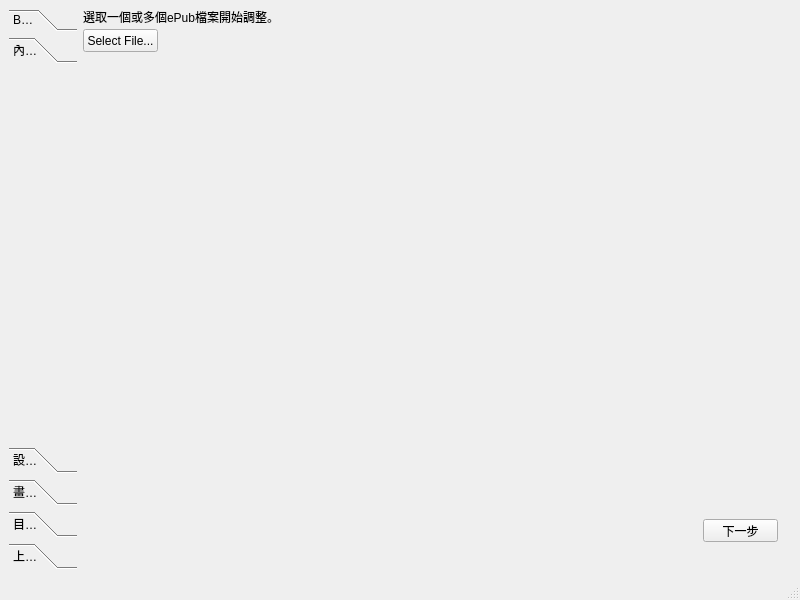
The window that UI/Main.ui (lamwaihen/Volmoe4KOBO) describes before a commit, drawn with Qt 5.
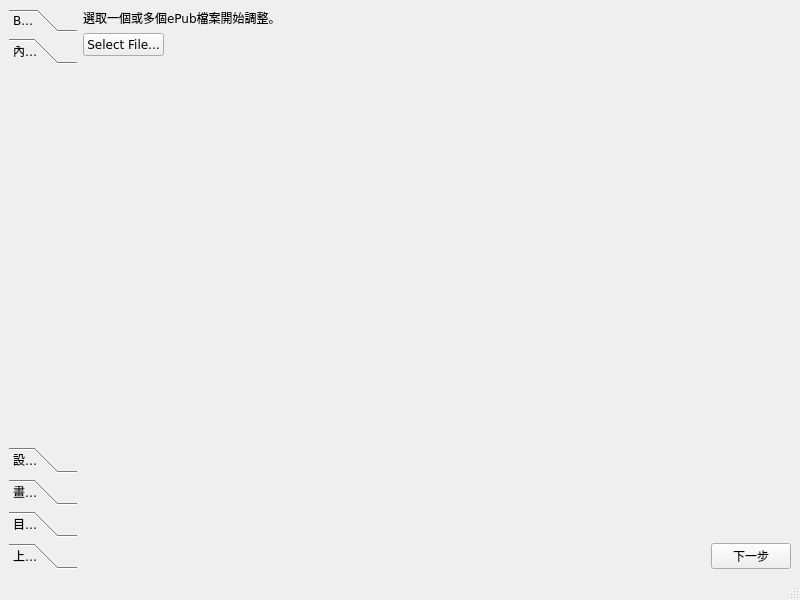
The same window after the commit. The open tabs and pages were chosen to show the change. Custom widgets are drawn as their Qt base class.

What changed in the file:
```diff
--- a/UI/Main.ui
+++ b/UI/Main.ui
@@ -13,6 +13,11 @@
     <height>600</height>
    </rect>
   </property>
+  <property name="font">
+   <font>
+    <family>Verdana</family>
+   </font>
+  </property>
   <property name="contextMenuPolicy">
    <enum>Qt::NoContextMenu</enum>
   </property>
@@ -23,11 +28,11 @@
    <bool>false</bool>
   </property>
   <widget class="QWidget" name="centralwidget">
-   <layout class="QFormLayout" name="formLayout">
-    <item row="0" column="0">
+   <layout class="QHBoxLayout" name="horizontalLayout">
+    <item>
      <widget class="QToolBox" name="toolBox">
       <property name="sizePolicy">
-       <sizepolicy hsizetype="Preferred" vsizetype="Preferred">
+       <sizepolicy hsizetype="Maximum" vsizetype="Preferred">
         <horstretch>0</horstretch>
         <verstretch>0</verstretch>
        </sizepolicy>
@@ -71,6 +76,14 @@
        </widget>
       </widget>
       <widget class="QWidget" name="tabExtract">
+       <property name="geometry">
+        <rect>
+         <x>0</x>
+         <y>0</y>
+         <width>69</width>
+         <height>375</height>
+        </rect>
+       </property>
        <attribute name="label">
         <string>內容分析</string>
        </attribute>
@@ -105,54 +118,133 @@
       </widget>
      </widget>
     </item>
-    <item row="0" column="1">
+    <item>
      <widget class="QStackedWidget" name="stackedWidget">
+      <property name="sizePolicy">
+       <sizepolicy hsizetype="Minimum" vsizetype="Preferred">
+        <horstretch>0</horstretch>
+        <verstretch>0</verstretch>
+       </sizepolicy>
+      </property>
+      <property name="minimumSize">
+       <size>
+        <width>707</width>
+        <height>543</height>
+       </size>
+      </property>
+      <property name="frameShape">
+       <enum>QFrame::NoFrame</enum>
+      </property>
       <widget class="QWidget" name="pageBegin">
-       <widget class="QPushButton" name="buttonSelectFile">
-        <property name="geometry">
-         <rect>
-          <x>0</x>
-          <y>20</y>
-          <width>75</width>
-          <height>23</height>
-         </rect>
+       <property name="sizePolicy">
+        <sizepolicy hsizetype="Expanding" vsizetype="Expanding">
+         <horstretch>0</horstretch>
+         <verstretch>0</verstretch>
+        </sizepolicy>
+       </property>
+       <layout class="QVBoxLayout" name="verticalLayout_4">
+        <property name="spacing">
+         <number>6</number>
         </property>
-        <property name="text">
-         <string>Select File...</string>
+        <property name="leftMargin">
+         <number>0</number>
         </property>
-       </widget>
-       <widget class="QPushButton" name="buttonBeginNext">
-        <property name="geometry">
-         <rect>
-          <x>620</x>
-          <y>510</y>
-          <width>75</width>
-          <height>23</height>
-         </rect>
+        <property name="topMargin">
+         <number>0</number>
         </property>
-        <property name="text">
-         <string>下一步</string>
+        <property name="rightMargin">
+         <number>0</number>
         </property>
-       </widget>
-       <widget class="QLabel" name="label">
-        <property name="geometry">
-         <rect>
-          <x>0</x>
-          <y>0</y>
-          <width>701</width>
-          <height>16</height>
-         </rect>
+        <property name="bottomMargin">
+         <number>0</number>
         </property>
-        <property name="text">
-         <string>選取一個或多個ePub檔案開始調整。</string>
-        </property>
-        <property name="scaledContents">
-         <bool>false</bool>
-        </property>
-        <property name="wordWrap">
-         <bool>true</bool>
-        </property>
-       </widget>
+        <item>
+         <layout class="QGridLayout" name="gridLayout">
+          <property name="sizeConstraint">
+           <enum>QLayout::SetDefaultConstraint</enum>
+          </property>
+          <property name="spacing">
+           <number>6</number>
+          </property>
+          <item row="1" column="0">
+           <widget class="QPushButton" name="buttonSelectFile">
+            <property name="sizePolicy">
+             <sizepolicy hsizetype="Fixed" vsizetype="Fixed">
+              <horstretch>0</horstretch>
+              <verstretch>0</verstretch>
+             </sizepolicy>
+            </property>
+            <property name="text">
+             <string>Select File...</string>
+            </property>
+           </widget>
+          </item>
+          <item row="3" column="1">
+           <widget class="QPushButton" name="buttonBeginNext">
+            <property name="sizePolicy">
+             <sizepolicy hsizetype="Fixed" vsizetype="Fixed">
+              <horstretch>0</horstretch>
+              <verstretch>0</verstretch>
+             </sizepolicy>
+            </property>
+            <property name="text">
+             <string>下一步</string>
+            </property>
+           </widget>
+          </item>
+          <item row="3" column="0">
+           <spacer name="horizontalSpacer">
+            <property name="orientation">
+             <enum>Qt::Horizontal</enum>
+            </property>
+            <property name="sizeHint" stdset="0">
+             <size>
+              <width>40</width>
+              <height>20</height>
+             </size>
+            </property>
+           </spacer>
+          </item>
+          <item row="0" column="0">
+           <widget class="QLabel" name="label">
+            <property name="sizePolicy">
+             <sizepolicy hsizetype="Minimum" vsizetype="Fixed">
+              <horstretch>0</horstretch>
+              <verstretch>0</verstretch>
+             </sizepolicy>
+            </property>
+            <property name="font">
+             <font>
+              <family>Verdana</family>
+             </font>
+            </property>
+            <property name="text">
+             <string>選取一個或多個ePub檔案開始調整。</string>
+            </property>
+            <property name="scaledContents">
+             <bool>false</bool>
+            </property>
+            <property name="wordWrap">
+             <bool>true</bool>
+            </property>
+           </widget>
+          </item>
+          <item row="2" column="0">
+           <spacer name="verticalSpacer">
+            <property name="orientation">
+             <enum>Qt::Vertical</enum>
+            </property>
+            <property name="sizeHint" stdset="0">
+             <size>
+              <width>20</width>
+              <height>40</height>
+             </size>
+            </property>
+           </spacer>
+          </item>
+         </layout>
+        </item>
+       </layout>
       </widget>
       <widget class="QWidget" name="pageExtract">
        <widget class="QProgressBar" name="progressBar">
@@ -370,6 +462,13 @@
   </widget>
   <widget class="QStatusBar" name="statusbar"/>
  </widget>
+ <customwidgets>
+  <customwidget>
+   <class>ImageWidget</class>
+   <extends>QLabel</extends>
+   <header location="global">Widgets.label</header>
+  </customwidget>
+ </customwidgets>
  <resources/>
  <connections/>
 </ui>
```
Left out of the diff: 230 changed lines with no effect on the pictures.
